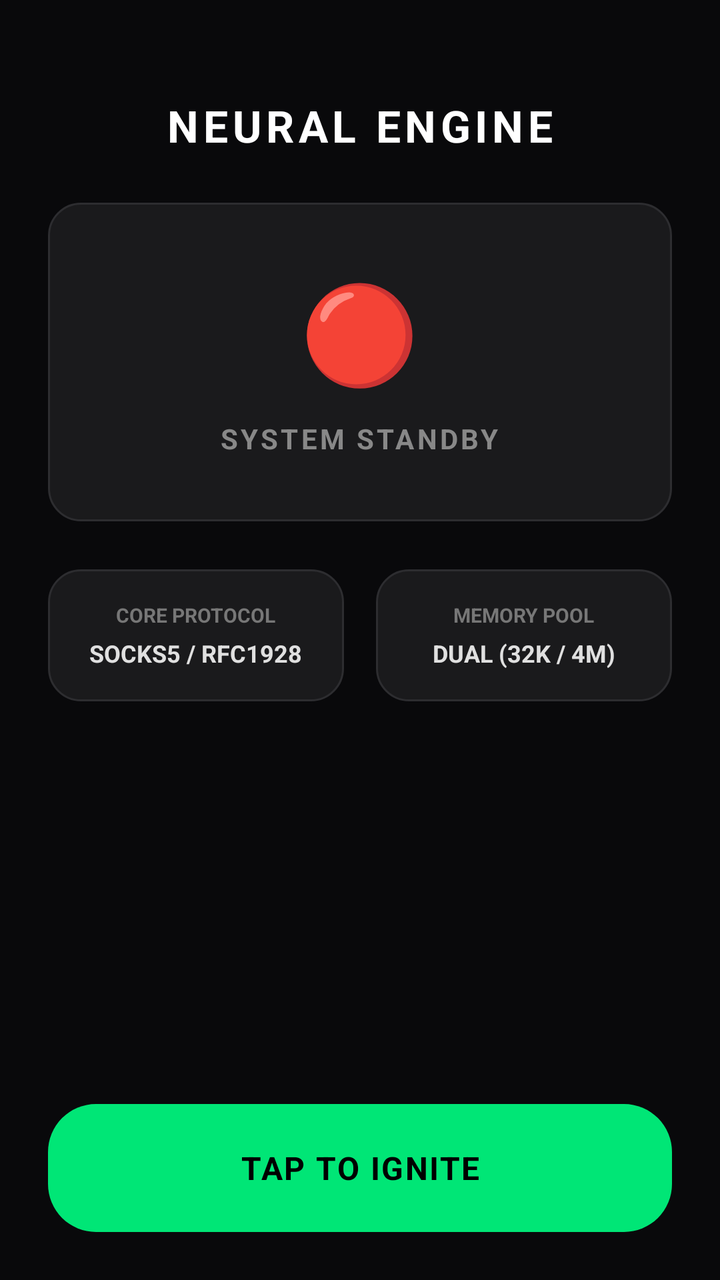
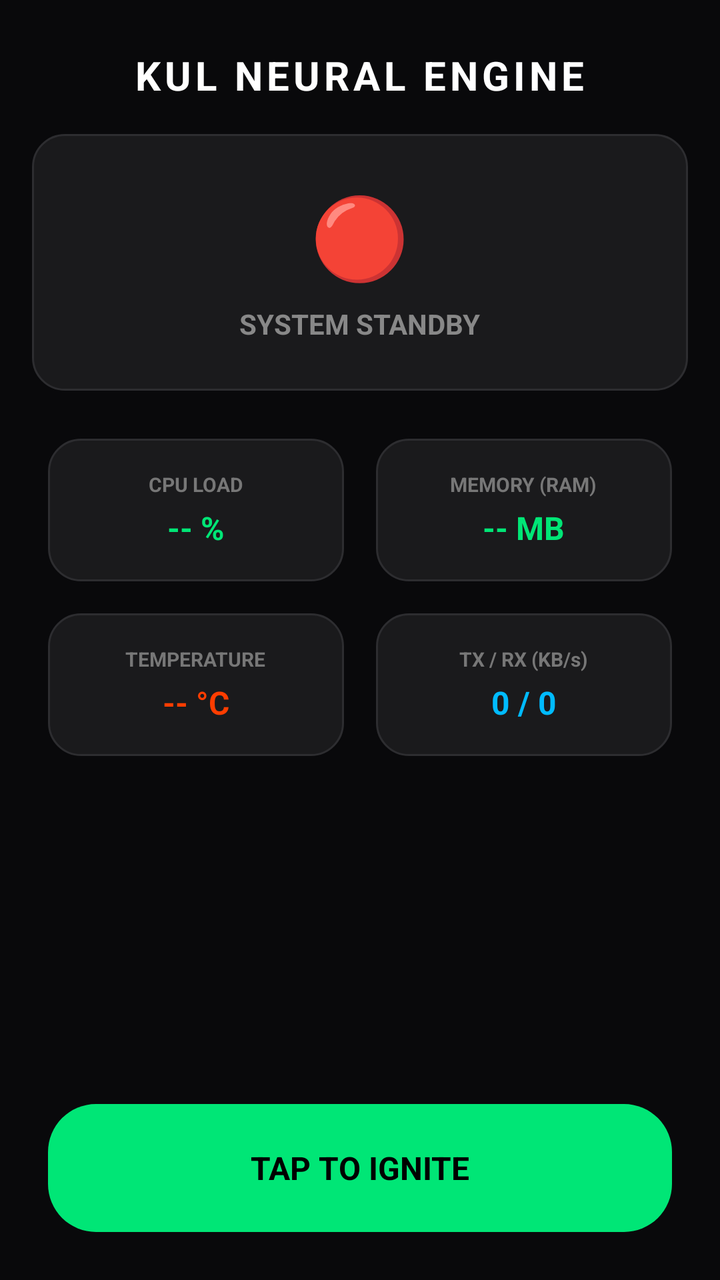

Two renders of the same Android screen: before a commit and after it. Below are the layout's source before the change and the commit's diff.
<!-- AndroidManifest.xml: application theme android:Theme.DeviceDefault.NoActionBar -->
<!-- res/layout/activity_main.xml -->
<?xml version="1.0" encoding="utf-8"?>
<RelativeLayout xmlns:android="http://schemas.android.com/apk/res/android"
    android:layout_width="match_parent"
    android:layout_height="match_parent"
    android:background="#09090B">

    
    <TextView
        android:id="@+id/title"
        android:layout_width="wrap_content"
        android:layout_height="wrap_content"
        android:layout_centerHorizontal="true"
        android:layout_marginTop="48dp"
        android:text="NEURAL ENGINE"
        android:textColor="#FFFFFF"
        android:textSize="22sp"
        android:textStyle="bold"
        android:letterSpacing="0.1" />

    
    <LinearLayout
        android:id="@+id/statusCard"
        android:layout_width="match_parent"
        android:layout_height="wrap_content"
        android:layout_below="@id/title"
        android:layout_margin="24dp"
        android:background="@drawable/bg_card"
        android:padding="32dp"
        android:orientation="vertical"
        android:gravity="center">

        <TextView
            android:id="@+id/statusIcon"
            android:layout_width="wrap_content"
            android:layout_height="wrap_content"
            android:text="🔴"
            android:textSize="48sp"
            android:layout_marginBottom="12dp"/>

        <TextView
            android:id="@+id/statusText"
            android:layout_width="wrap_content"
            android:layout_height="wrap_content"
            android:text="SYSTEM STANDBY"
            android:textColor="#888888"
            android:textSize="14sp"
            android:textStyle="bold"
            android:letterSpacing="0.1"/>
    </LinearLayout>

    
    <LinearLayout
        android:layout_width="match_parent"
        android:layout_height="wrap_content"
        android:layout_below="@id/statusCard"
        android:layout_marginHorizontal="24dp"
        android:orientation="horizontal"
        android:weightSum="2">

        <LinearLayout
            android:layout_width="0dp"
            android:layout_height="wrap_content"
            android:layout_weight="1"
            android:background="@drawable/bg_card"
            android:orientation="vertical"
            android:padding="16dp"
            android:layout_marginRight="8dp"
            android:gravity="center">
            <TextView android:layout_width="wrap_content" android:layout_height="wrap_content" android:text="CORE PROTOCOL" android:textColor="#777777" android:textSize="10sp" android:textStyle="bold"/>
            <TextView android:layout_width="wrap_content" android:layout_height="wrap_content" android:text="SOCKS5 / RFC1928" android:textColor="#E0E0E0" android:textStyle="bold" android:layout_marginTop="4dp" android:textSize="12sp"/>
        </LinearLayout>

        <LinearLayout
            android:layout_width="0dp"
            android:layout_height="wrap_content"
            android:layout_weight="1"
            android:background="@drawable/bg_card"
            android:orientation="vertical"
            android:padding="16dp"
            android:layout_marginLeft="8dp"
            android:gravity="center">
            <TextView android:layout_width="wrap_content" android:layout_height="wrap_content" android:text="MEMORY POOL" android:textColor="#777777" android:textSize="10sp" android:textStyle="bold"/>
            <TextView android:layout_width="wrap_content" android:layout_height="wrap_content" android:text="DUAL (32K / 4M)" android:textColor="#E0E0E0" android:textStyle="bold" android:layout_marginTop="4dp" android:textSize="12sp"/>
        </LinearLayout>
    </LinearLayout>

    
    <TextView
        android:id="@+id/connectBtn"
        android:layout_width="match_parent"
        android:layout_height="64dp"
        android:layout_alignParentBottom="true"
        android:layout_margin="24dp"
        android:background="@drawable/bg_button"
        android:gravity="center"
        android:text="TAP TO IGNITE"
        android:textColor="#000000"
        android:textSize="16sp"
        android:textStyle="bold"
        android:letterSpacing="0.05" />

</RelativeLayout>
<!-- resources referenced by this layout -->
<resources>
  <!-- drawable bg_button (drawable) -->
  <?xml version="1.0" encoding="utf-8"?>
  <shape xmlns:android="http://schemas.android.com/apk/res/android" android:shape="rectangle">
      <corners android:radius="24dp" />
      <solid android:color="#00E676" />
  </shape>
  <!-- drawable bg_card (drawable) -->
  <?xml version="1.0" encoding="utf-8"?>
  <shape xmlns:android="http://schemas.android.com/apk/res/android" android:shape="rectangle">
      <corners android:radius="16dp" />
      <solid android:color="#1A1A1C" />
      <stroke android:width="1dp" android:color="#2D2D30" />
  </shape>
</resources>

<!-- the commit's change to res/layout/activity_main.xml (unified diff, before → after) -->
@@ -4,16 +4,15 @@
     android:layout_height="match_parent"
     android:background="#09090B">
 
-    
     <TextView
         android:id="@+id/title"
         android:layout_width="wrap_content"
         android:layout_height="wrap_content"
         android:layout_centerHorizontal="true"
-        android:layout_marginTop="48dp"
-        android:text="NEURAL ENGINE"
+        android:layout_marginTop="24dp"
+        android:text="KUL NEURAL ENGINE"
         android:textColor="#FFFFFF"
-        android:textSize="22sp"
+        android:textSize="20sp"
         android:textStyle="bold"
         android:letterSpacing="0.1" />
 
@@ -23,9 +22,9 @@
         android:layout_width="match_parent"
         android:layout_height="wrap_content"
         android:layout_below="@id/title"
-        android:layout_margin="24dp"
+        android:layout_margin="16dp"
         android:background="@drawable/bg_card"
-        android:padding="32dp"
+        android:padding="24dp"
         android:orientation="vertical"
         android:gravity="center">
 
@@ -34,8 +33,8 @@
             android:layout_width="wrap_content"
             android:layout_height="wrap_content"
             android:text="🔴"
-            android:textSize="48sp"
-            android:layout_marginBottom="12dp"/>
+            android:textSize="40sp"
+            android:layout_marginBottom="8dp"/>
 
         <TextView
             android:id="@+id/statusText"
@@ -44,47 +43,43 @@
             android:text="SYSTEM STANDBY"
             android:textColor="#888888"
             android:textSize="14sp"
-            android:textStyle="bold"
-            android:letterSpacing="0.1"/>
+            android:textStyle="bold" />
     </LinearLayout>
 
     
-    <LinearLayout
+    <GridLayout
         android:layout_width="match_parent"
         android:layout_height="wrap_content"
         android:layout_below="@id/statusCard"
-        android:layout_marginHorizontal="24dp"
-        android:orientation="horizontal"
-        android:weightSum="2">
+        android:layout_marginHorizontal="16dp"
+        android:columnCount="2"
+        android:rowCount="2">
 
-        <LinearLayout
-            android:layout_width="0dp"
-            android:layout_height="wrap_content"
-            android:layout_weight="1"
-            android:background="@drawable/bg_card"
-            android:orientation="vertical"
-            android:padding="16dp"
-            android:layout_marginRight="8dp"
-            android:gravity="center">
-            <TextView android:layout_width="wrap_content" android:layout_height="wrap_content" android:text="CORE PROTOCOL" android:textColor="#777777" android:textSize="10sp" android:textStyle="bold"/>
-            <TextView android:layout_width="wrap_content" android:layout_height="wrap_content" android:text="SOCKS5 / RFC1928" android:textColor="#E0E0E0" android:textStyle="bold" android:layout_marginTop="4dp" android:textSize="12sp"/>
+        
+        <LinearLayout android:layout_width="0dp" android:layout_height="wrap_content" android:layout_columnWeight="1" android:layout_margin="8dp" android:background="@drawable/bg_card" android:orientation="vertical" android:padding="16dp" android:gravity="center">
+            <TextView android:layout_width="wrap_content" android:layout_height="wrap_content" android:text="CPU LOAD" android:textColor="#777777" android:textSize="10sp" android:textStyle="bold"/>
+            <TextView android:id="@+id/tvCpu" android:layout_width="wrap_content" android:layout_height="wrap_content" android:text="-- %" android:textColor="#00E676" android:textStyle="bold" android:layout_marginTop="4dp" android:textSize="16sp"/>
         </LinearLayout>
 
-        <LinearLayout
-            android:layout_width="0dp"
-            android:layout_height="wrap_content"
-            android:layout_weight="1"
-            android:background="@drawable/bg_card"
-            android:orientation="vertical"
-            android:padding="16dp"
-            android:layout_marginLeft="8dp"
-            android:gravity="center">
-            <TextView android:layout_width="wrap_content" android:layout_height="wrap_content" android:text="MEMORY POOL" android:textColor="#777777" android:textSize="10sp" android:textStyle="bold"/>
-            <TextView android:layout_width="wrap_content" android:layout_height="wrap_content" android:text="DUAL (32K / 4M)" android:textColor="#E0E0E0" android:textStyle="bold" android:layout_marginTop="4dp" android:textSize="12sp"/>
+        
+        <LinearLayout android:layout_width="0dp" android:layout_height="wrap_content" android:layout_columnWeight="1" android:layout_margin="8dp" android:background="@drawable/bg_card" android:orientation="vertical" android:padding="16dp" android:gravity="center">
+            <TextView android:layout_width="wrap_content" android:layout_height="wrap_content" android:text="MEMORY (RAM)" android:textColor="#777777" android:textSize="10sp" android:textStyle="bold"/>
+            <TextView android:id="@+id/tvRam" android:layout_width="wrap_content" android:layout_height="wrap_content" android:text="-- MB" android:textColor="#00E676" android:textStyle="bold" android:layout_marginTop="4dp" android:textSize="16sp"/>
         </LinearLayout>
-    </LinearLayout>
 
-    
+        
+        <LinearLayout android:layout_width="0dp" android:layout_height="wrap_content" android:layout_columnWeight="1" android:layout_margin="8dp" android:background="@drawable/bg_card" android:orientation="vertical" android:padding="16dp" android:gravity="center">
+            <TextView android:layout_width="wrap_content" android:layout_height="wrap_content" android:text="TEMPERATURE" android:textColor="#777777" android:textSize="10sp" android:textStyle="bold"/>
+            <TextView android:id="@+id/tvTemp" android:layout_width="wrap_content" android:layout_height="wrap_content" android:text="-- °C" android:textColor="#FF3D00" android:textStyle="bold" android:layout_marginTop="4dp" android:textSize="16sp"/>
+        </LinearLayout>
+
+        
+        <LinearLayout android:layout_width="0dp" android:layout_height="wrap_content" android:layout_columnWeight="1" android:layout_margin="8dp" android:background="@drawable/bg_card" android:orientation="vertical" android:padding="16dp" android:gravity="center">
+            <TextView android:layout_width="wrap_content" android:layout_height="wrap_content" android:text="TX / RX (KB/s)" android:textColor="#777777" android:textSize="10sp" android:textStyle="bold"/>
+            <TextView android:id="@+id/tvNet" android:layout_width="wrap_content" android:layout_height="wrap_content" android:text="0 / 0" android:textColor="#00BBFF" android:textStyle="bold" android:layout_marginTop="4dp" android:textSize="16sp"/>
+        </LinearLayout>
+    </GridLayout>
+
     <TextView
         android:id="@+id/connectBtn"
         android:layout_width="match_parent"
@@ -96,7 +91,5 @@
         android:text="TAP TO IGNITE"
         android:textColor="#000000"
         android:textSize="16sp"
-        android:textStyle="bold"
-        android:letterSpacing="0.05" />
-
+        android:textStyle="bold" />
 </RelativeLayout>
